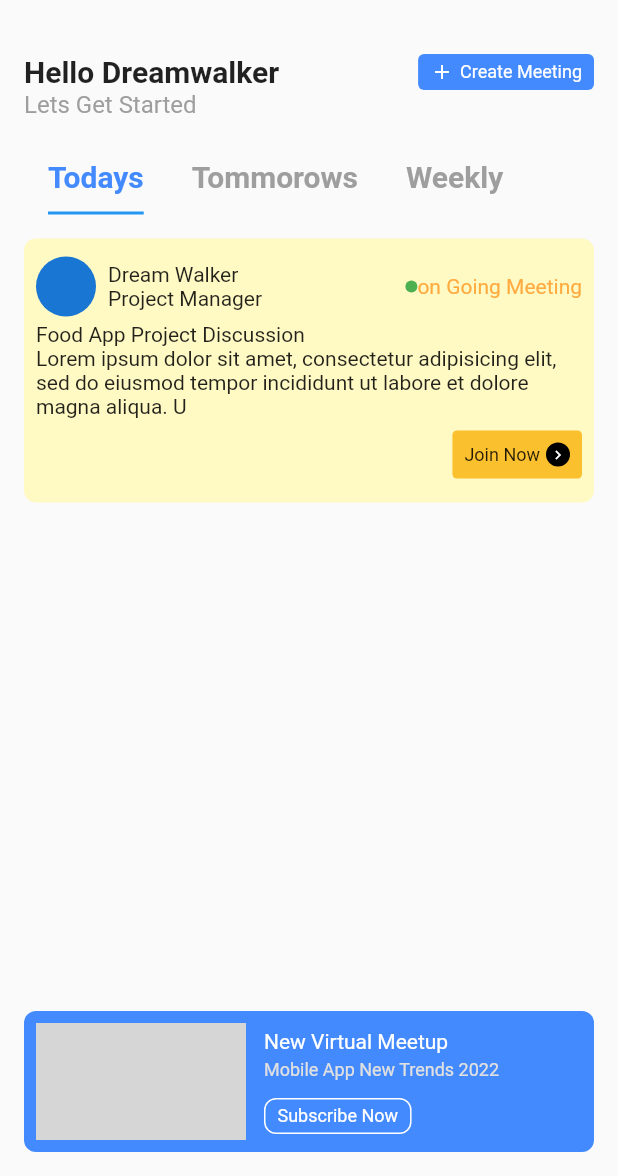
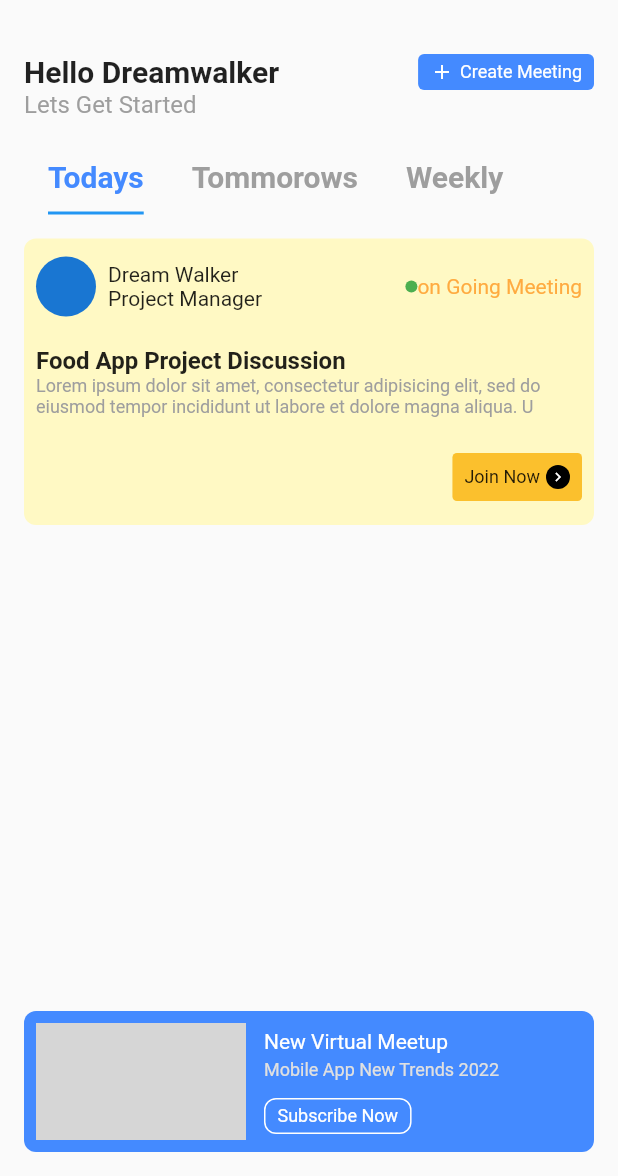
Before and after one commit to JAICHANGPARK/flutter_notebook_19th_story, a Flutter app: the screen it shows after launch, on a phone screen of 412 x 824 dp, the part 60-1236 px from its top. Run offline on Flutter 3.47's test engine with Material 2 defaults, Android fonts, the phone set to English and light mode, and no system bars; our stand-ins replace bubble_tab_indicator, cached_network_image, countup, fl_chart, flutter_riverpod, freezed_annotation and 2 more; network calls fail; grey boxes are pictures that could not be loaded.

Commit message:
Update meeting_todays_widget.dart

```diff
--- a/lib/ep1139_office_meeting_app/src/ui/meeting_todays_widget.dart
+++ b/lib/ep1139_office_meeting_app/src/ui/meeting_todays_widget.dart
@@ -44,9 +44,25 @@ class _MeetingTodaysWidgetState extends State<MeetingTodaysWidget> {
                   )
                 ],
               ),
-              Text("Food App Project Discussion"),
+              SizedBox(
+                height: 16,
+              ),
+              Text(
+                "Food App Project Discussion",
+                style: TextStyle(
+                  fontWeight: FontWeight.bold,
+                  fontSize: 16,
+                ),
+              ),
               Text(
                 "Lorem ipsum dolor sit amet, consectetur adipisicing elit, sed do eiusmod tempor incididunt ut labore et dolore magna aliqua. U",
+                style: TextStyle(
+                  fontSize: 12,
+                  color: Colors.grey,
+                ),
+              ),
+              SizedBox(
+                height: 16,
               ),
               Row(
                 children: [
```
